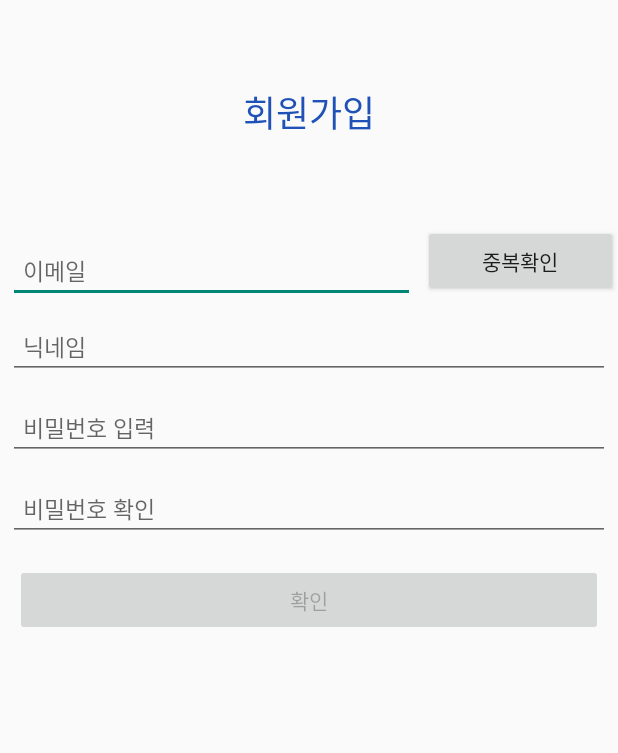
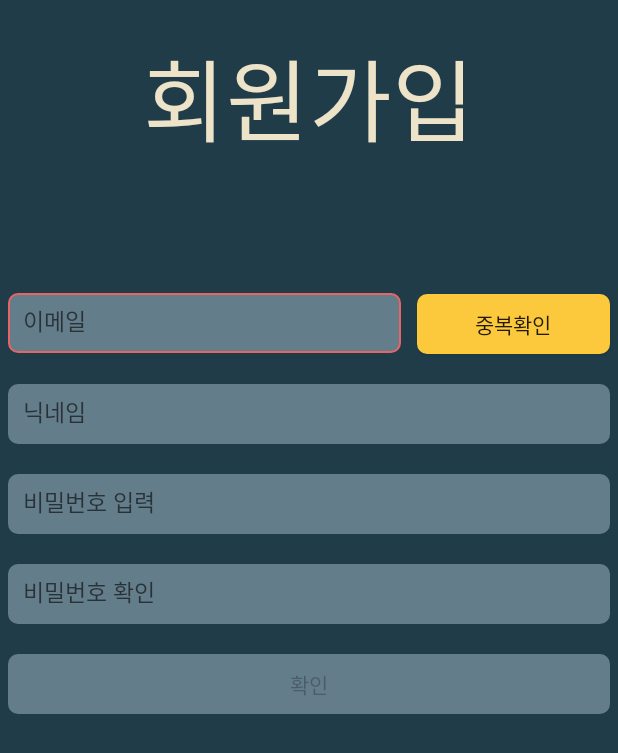
Before and after one commit to dideo233/TeamDrama, an Android app: the SingUpActivity screen opened directly, with no data from a screen before it, on a phone screen of 412 x 824 dp. Shown: the top 753 px of the screen. Run offline under Robolectric (Android 15) with nearby library versions, the phone set to English and light mode, and no system bars; our stand-ins replace Firebase (no records; nobody signed in at launch, a user with empty details on screens opened directly).

Commit message:
회원가입 레이아웃

```diff
--- /dev/null
+++ b/app/src/main/res/drawable/enable_button.xml
@@ -0,0 +1,57 @@
+<?xml version="1.0" encoding="utf-8"?>
+<selector xmlns:android="http://schemas.android.com/apk/res/android">
+
+    <!-- 평상시 -->
+    <item android:state_enabled="false">
+        <shape>
+            <!-- 배경 -->
+            <solid android:color="@color/grey" />
+            <!-- 테두리 -->
+            <stroke
+                android:width="1dp"
+                android:color="@color/grey" />
+            <corners
+                android:bottomRightRadius="6dp"
+                android:bottomLeftRadius="6dp"
+                android:topLeftRadius="6dp"
+                android:topRightRadius="6dp"/>
+        </shape>
+    </item>
+
+    <!-- 클릭했을 때 -->
+    <item android:state_enabled="true">
+        <shape>
+            <!-- 배경 -->
+            <solid android:color="@color/yellow" />
+            <!-- 테두리 -->
+            <stroke
+                android:width="1dp"
+                android:color="@color/yellow" />
+            <!-- 코너 둥근 정도 -->
+            <corners
+                android:bottomRightRadius="6dp"
+                android:bottomLeftRadius="6dp"
+                android:topLeftRadius="6dp"
+                android:topRightRadius="6dp"/>
+        </shape>
+    </item>
+
+    <!-- 클릭했을 때 -->
+    <item android:state_pressed="true">
+        <shape>
+            <!-- 배경 -->
+            <solid android:color="@color/pink" />
+            <!-- 테두리 -->
+            <stroke
+                android:width="1dp"
+                android:color="@color/pink" />
+            <!-- 코너 둥근 정도 -->
+            <corners
+                android:bottomRightRadius="6dp"
+                android:bottomLeftRadius="6dp"
+                android:topLeftRadius="6dp"
+                android:topRightRadius="6dp"/>
+        </shape>
+    </item>
+
+</selector>
--- a/app/src/main/res/layout/activity_sing_up.xml
+++ b/app/src/main/res/layout/activity_sing_up.xml
@@ -5,15 +5,19 @@
     android:layout_width="match_parent"
     android:layout_height="match_parent"
     android:orientation="vertical"
+    android:background="@color/dark"
     tools:context=".SingUpActivity">
     <TextView
         android:id="@+id/textView"
-        android:layout_width="match_parent"
+        android:layout_width="wrap_content"
         android:layout_height="150dp"
-        android:gravity="center"
-        android:textColor="#1F51B7"
-        android:textSize="24sp"
-        android:text="회원가입" />
+        android:layout_gravity="center"
+        android:layout_margin="20dp"
+        android:layout_marginTop="5dp"
+        android:fontFamily="@font/extrabold"
+        android:text="회원가입"
+        android:textColor="@color/light"
+        android:textSize="60dp" />
 
     <LinearLayout
         android:layout_width="match_parent"
@@ -25,59 +29,74 @@
             <EditText
                 android:id="@+id/editUserId"
                 android:layout_width="wrap_content"
-                android:layout_height="wrap_content"
+                android:layout_height="40dp"
+                android:layout_weight="5"
                 android:layout_margin="5dp"
-                android:layout_weight="5"
                 android:padding="10dp"
                 android:gravity="left"
                 android:textSize="15dp"
-                android:hint="이메일" />
+                android:hint="이메일"
+                android:background="@drawable/edit_test_style"/>
             <Button
                 android:id="@+id/btnEmailcheck"
                 android:layout_width="wrap_content"
-                android:layout_height="wrap_content"
+                android:layout_height="40dp"
                 android:layout_weight="1"
                 android:text="중복확인"
+                android:layout_margin="5dp"
+                android:background="@drawable/round_button"
                 />
         </LinearLayout>
         <EditText
             android:id="@+id/editUserNickname"
             android:layout_width="match_parent"
-            android:layout_height="wrap_content"
-            android:layout_margin="5dp"
+            android:layout_height="40dp"
+            android:layout_marginRight="5dp"
+            android:layout_marginLeft="5dp"
+            android:layout_marginTop="15dp"
             android:gravity="left"
             android:padding="10dp"
             android:textSize="15dp"
             android:hint="닉네임"
+            android:background="@drawable/edit_test_style"
             />
         <EditText
             android:id="@+id/editUserPwd"
             android:layout_width="match_parent"
-            android:layout_height="wrap_content"
-            android:layout_margin="5dp"
+            android:layout_height="40dp"
+            android:layout_marginRight="5dp"
+            android:layout_marginLeft="5dp"
+            android:layout_marginTop="20dp"
             android:padding="10dp"
             android:gravity="left"
             android:textSize="15dp"
             android:inputType="textPassword"
-            android:hint="비밀번호 입력" />
+            android:hint="비밀번호 입력"
+            android:background="@drawable/edit_test_style"/>
 
         <EditText
             android:id="@+id/editUserPwdCheck"
             android:layout_width="match_parent"
-            android:layout_height="wrap_content"
-            android:layout_margin="5dp"
+            android:layout_height="40dp"
+            android:layout_marginRight="5dp"
+            android:layout_marginLeft="5dp"
+            android:layout_marginTop="20dp"
             android:padding="10dp"
             android:gravity="left"
             android:textSize="15dp"
             android:inputType="textPassword"
-            android:hint="비밀번호 확인" />
+            android:hint="비밀번호 확인"
+            android:background="@drawable/edit_test_style"/>
 
         <Button
             android:id="@+id/btnSignupCheck"
             android:layout_width="match_parent"
-            android:layout_height="wrap_content"
-            android:layout_margin="10dp"
+            android:layout_height="40dp"
+            android:layout_marginRight="5dp"
+            android:layout_marginLeft="5dp"
+            android:layout_marginTop="20dp"
             android:enabled="false"
-            android:text="확인" />
+            android:text="확인"
+            android:background="@drawable/enable_button"/>
     </LinearLayout>
 </LinearLayout>
--- a/app/src/main/res/layout/toast_layout.xml
+++ b/app/src/main/res/layout/toast_layout.xml
@@ -10,8 +10,9 @@
         android:layout_height="wrap_content"
         android:background="@drawable/toast"
         android:padding="10dp"
+        android:fontFamily="@font/regular"
         android:textColor="@color/dark"
-        android:textSize="20dp"
+        android:textSize="15dp"
         />
 
 </LinearLayout>
```
Also changed, not shown: app/src/main/java/com/example/myapplication/SingUpActivity.java (+80 -7 lines).
